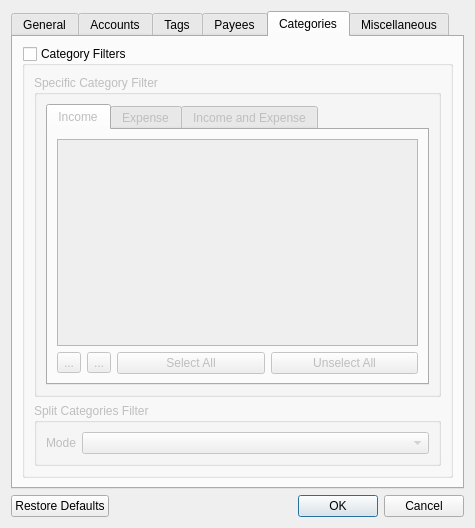
First picture: the form in src/views/ui_files/forms/transaction_filter_form.ui, repository JakubFranek/Kapytal, before the edit.
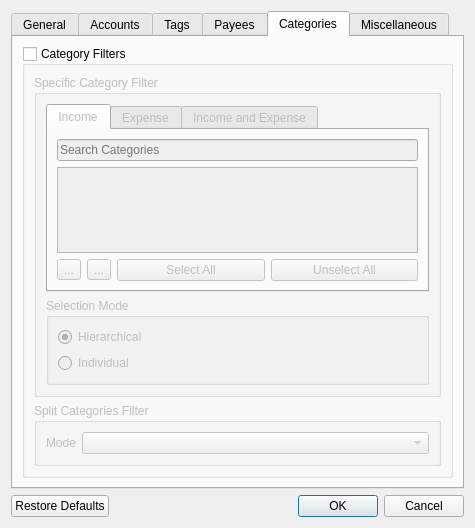
Second picture: the form after the edit. The open tabs and pages were chosen to show the change.

```diff
--- a/src/views/ui_files/forms/transaction_filter_form.ui
+++ b/src/views/ui_files/forms/transaction_filter_form.ui
@@ -527,6 +527,13 @@
                  <string>Income</string>
                 </attribute>
                 <layout class="QVBoxLayout" name="verticalLayout_11">
+                 <item>
+                  <widget class="QLineEdit" name="incomeCategoriesSearchLineEdit">
+                   <property name="placeholderText">
+                    <string>Search Categories</string>
+                   </property>
+                  </widget>
+                 </item>
                  <item>
                   <widget class="QTreeView" name="incomeCategoriesTreeView">
                    <attribute name="headerVisible">
@@ -662,6 +669,35 @@
                </widget>
               </widget>
              </item>
+             <item>
+              <widget class="QGroupBox" name="selectionModeRadioButtonGroupBox">
+               <property name="toolTip">
+                <string>&lt;html&gt;&lt;head/&gt;&lt;body&gt;&lt;p&gt;Hierarchical: checking or unchecking a Category automatically checks or unchecks all its sub-Categories&lt;/p&gt;&lt;p&gt;Individual: checking a Category does not change the state of its sub-Categories&lt;/p&gt;&lt;/body&gt;&lt;/html&gt;</string>
+               </property>
+               <property name="title">
+                <string>Selection Mode</string>
+               </property>
+               <layout class="QVBoxLayout" name="verticalLayout_19">
+                <item>
+                 <widget class="QRadioButton" name="hierarchicalSelectionModeRadioButton">
+                  <property name="text">
+                   <string>Hierarchical</string>
+                  </property>
+                  <property name="checked">
+                   <bool>true</bool>
+                  </property>
+                 </widget>
+                </item>
+                <item>
+                 <widget class="QRadioButton" name="individualSelectionModeRadioButton">
+                  <property name="text">
+                   <string>Individual</string>
+                  </property>
+                 </widget>
+                </item>
+               </layout>
+              </widget>
+             </item>
             </layout>
            </widget>
           </item>
```
Left out of the diff: 16 changed lines with no effect on the pictures.
